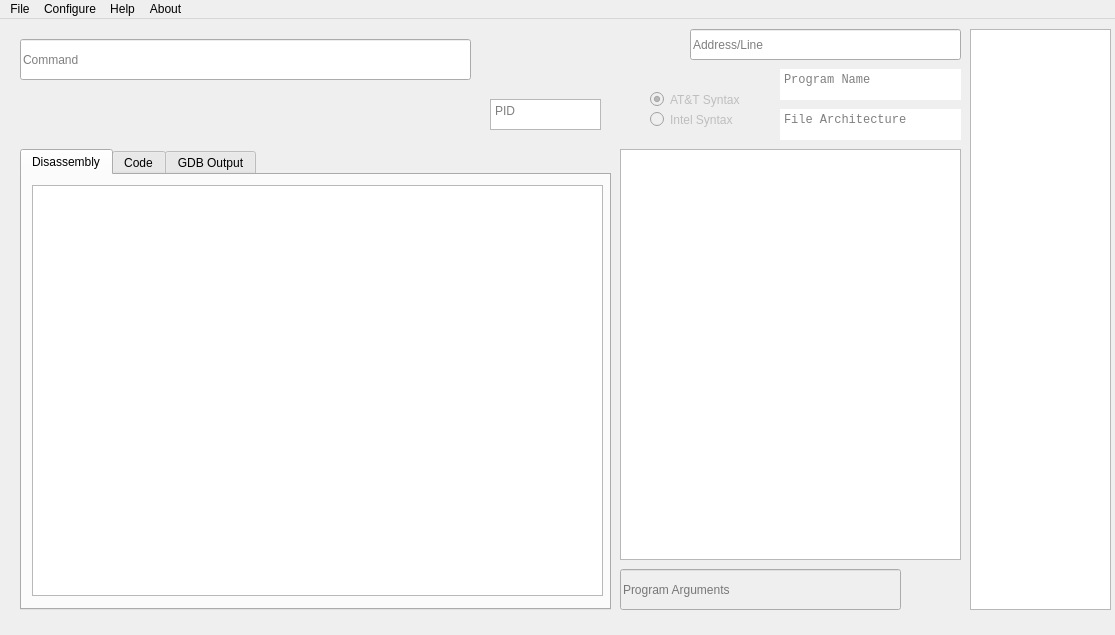
Satharus/Disass, file mainwindow.ui: the form before one commit.
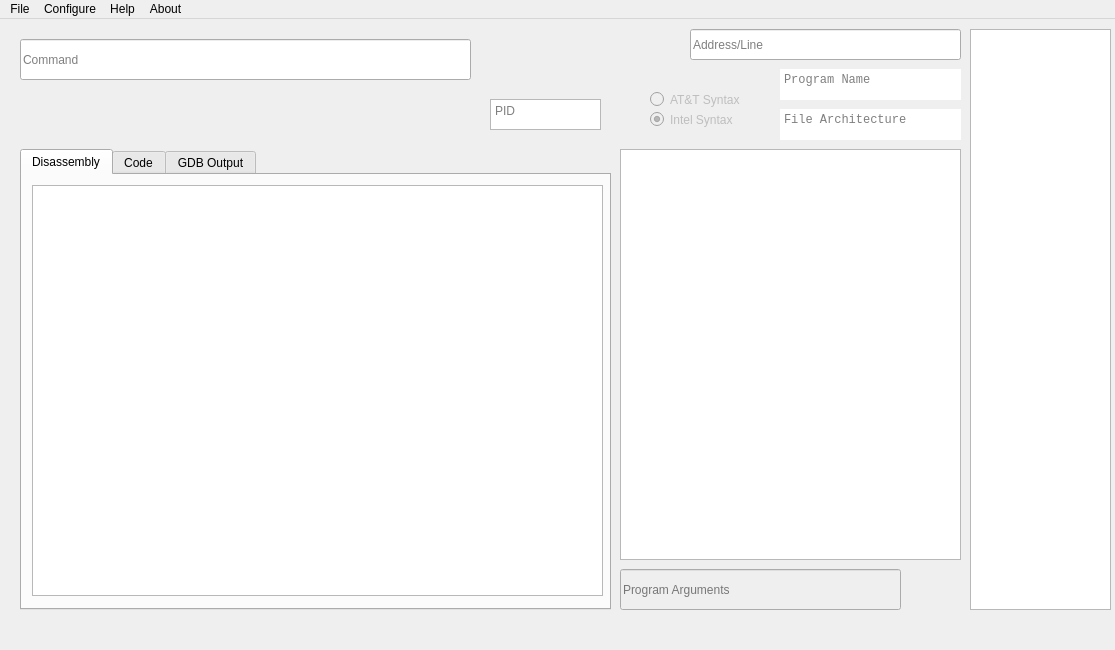
The form after the commit. Icons and pictures are not drawn.

The edit to the form file:
```diff
--- a/mainwindow.ui
+++ b/mainwindow.ui
@@ -10,7 +10,7 @@
     <x>0</x>
     <y>0</y>
     <width>1115</width>
-    <height>635</height>
+    <height>650</height>
    </rect>
   </property>
   <property name="windowTitle">
@@ -162,7 +162,7 @@
      <string notr="true">AT&amp;&amp;T Syntax</string>
     </property>
     <property name="checked">
-     <bool>true</bool>
+     <bool>false</bool>
     </property>
    </widget>
    <widget class="QRadioButton" name="intelButton">
@@ -186,6 +186,9 @@
     <property name="text">
      <string>Intel Syntax</string>
     </property>
+    <property name="checked">
+     <bool>true</bool>
+    </property>
    </widget>
    <widget class="QTabWidget" name="codeOutputTabs">
     <property name="geometry">
```
Left out of the diff: 2 changed lines with no effect on the pictures.
